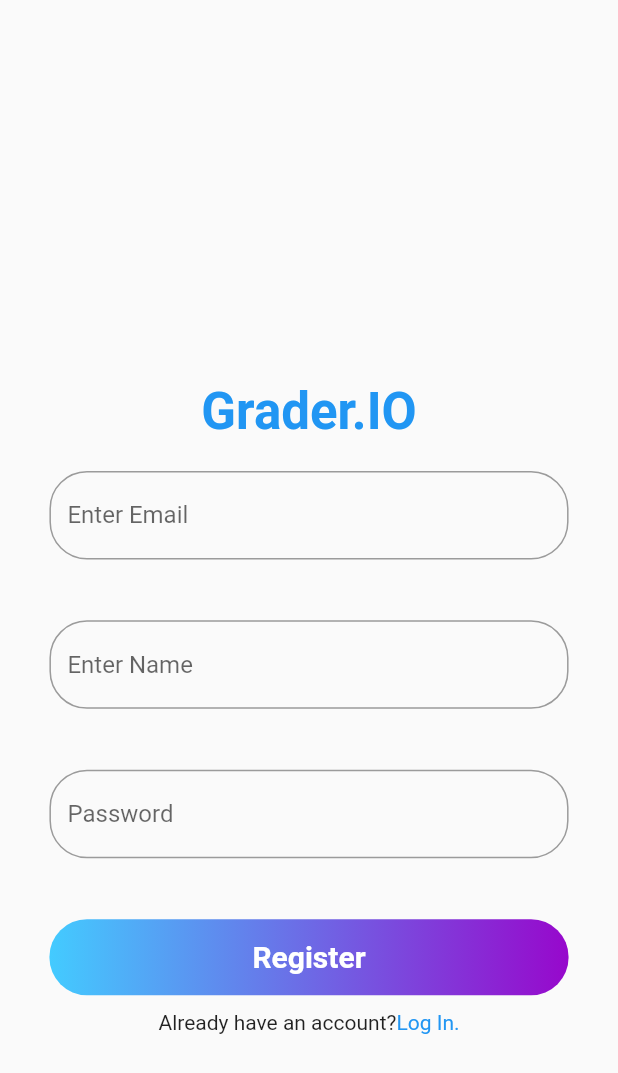
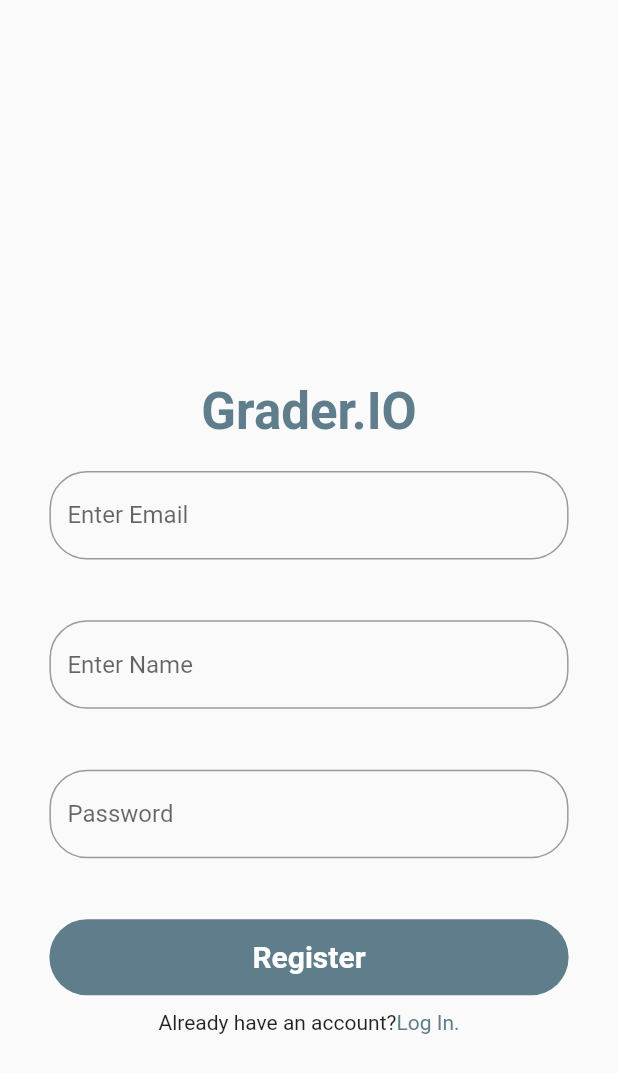
Before and after one commit to tahrimhossain/Grader.IO, a Flutter app: the screen it shows after launch, after a tap on "Register now.", on a phone screen of 412 x 824 dp. Shown: the top 1073 px of the screen. Run offline on Flutter 3.47's test engine with Material 2 defaults, Android fonts, the phone set to English and light mode, and no system bars; our stand-ins replace flutter_markdown, flutter_riverpod, flutter_secure_storage, go_router; missing offline and left inert: dart:html; Roboto replaces fonts that are missing (Montserrat).

Commit message:
changed log_in_view.dart and register_view.dart

```diff
--- a/lib/Views/log_in_view.dart
+++ b/lib/Views/log_in_view.dart
@@ -50,7 +50,7 @@ class LogInViewState extends ConsumerState<LogInView> {
                       style: TextStyle(
                           fontWeight: FontWeight.bold,
                           fontSize: 34,
-                          color: Colors.blue)
+                          color: Colors.blueGrey)
                   ),
                 ),
                 SizedBox(
@@ -110,11 +110,9 @@ class LogInViewState extends ConsumerState<LogInView> {
                   child: Container(
                     height: (50/812)*MediaQuery.of(context).size.height,
                     decoration: BoxDecoration(
+                        color: Colors.blueGrey,
                         borderRadius: BorderRadius.circular(25.0),
-                        gradient: const LinearGradient(colors: [
-                          Color(0xff43CBFF),
-                          Color(0xff9708CC),
-                        ])),
+                        ),
                     child: const Center(
                       child: Text(
                         "Log In",
@@ -141,7 +139,7 @@ class LogInViewState extends ConsumerState<LogInView> {
                     GestureDetector(
                       child: const Text(
                         "Register now.",
-                        style: TextStyle(color: Colors.blue),
+                        style: TextStyle(color: Colors.blueGrey),
                       ),
                       onTap: () {
                         GoRouter.of(context).go('/register');
--- a/lib/Views/register_view.dart
+++ b/lib/Views/register_view.dart
@@ -50,7 +50,7 @@ class LogInViewState extends ConsumerState<RegisterView> {
                     style: TextStyle(
                         fontWeight: FontWeight.bold,
                         fontSize: 34,
-                        color: Colors.blue)
+                        color: Colors.blueGrey)
                 ),
               ),
               SizedBox(
@@ -128,11 +128,9 @@ class LogInViewState extends ConsumerState<RegisterView> {
                 child: Container(
                   height: (50/812)*MediaQuery.of(context).size.height,
                   decoration: BoxDecoration(
-                      borderRadius: BorderRadius.circular(25.0),
-                      gradient: const LinearGradient(colors: [
-                        Color(0xff43CBFF),
-                        Color(0xff9708CC),
-                      ])),
+                    color: Colors.blueGrey,
+                    borderRadius: BorderRadius.circular(25.0),
+                      ),
                   child: const Center(
                     child: Text(
                       "Register",
@@ -159,7 +157,7 @@ class LogInViewState extends ConsumerState<RegisterView> {
                   GestureDetector(
                     child: const Text(
                       "Log In.",
-                      style: TextStyle(color: Colors.blue),
+                      style: TextStyle(color: Colors.blueGrey),
                     ),
                     onTap: () {
                       GoRouter.of(context).go('/login');
```
